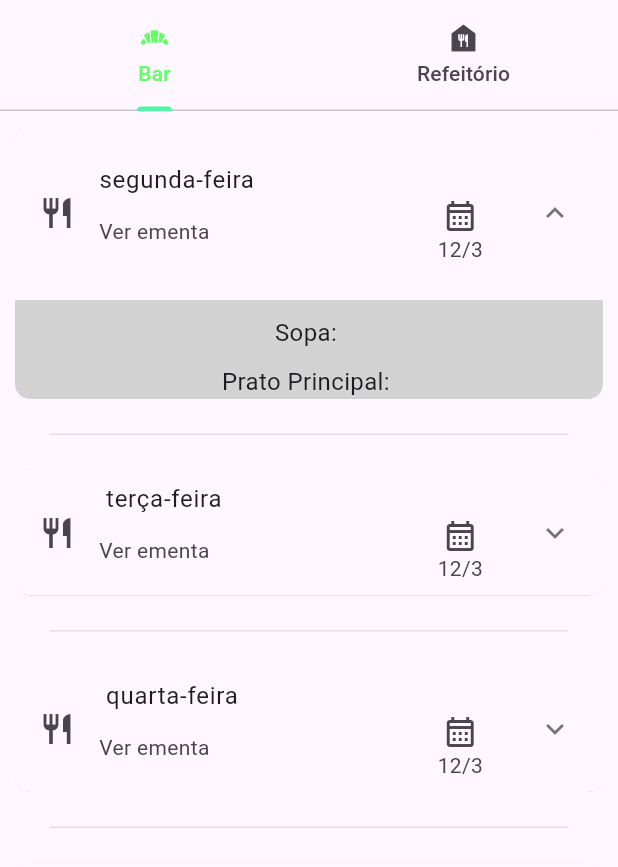
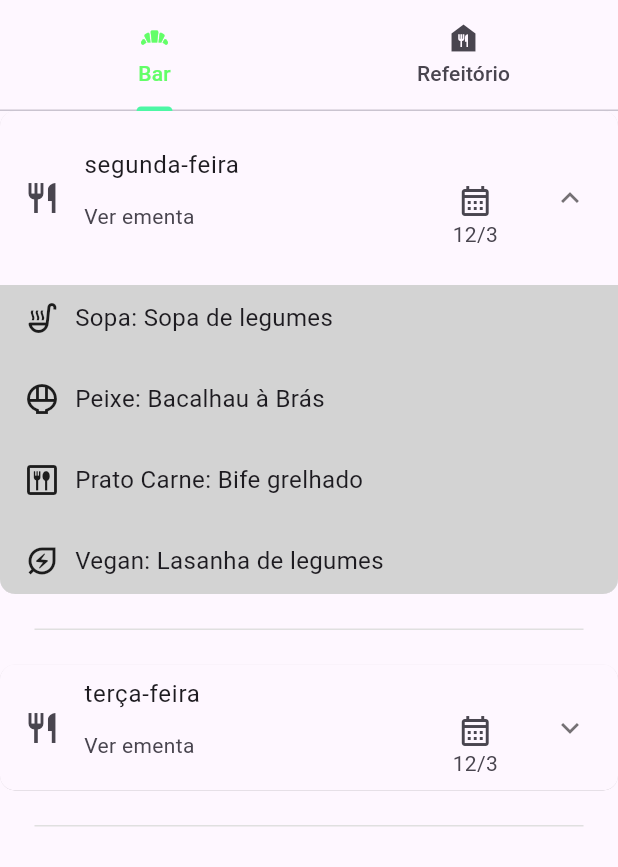
Before and after one commit to ComputacaoMovel2023-Classroom/tp-c_CentralIPS, a Flutter app: the ButtonUI widget shown alone on an empty page, opened directly, after a tap on "segunda-feira", on a phone screen of 412 x 824 dp. Shown: the top 867 px of the screen. Run offline on Flutter 3.47's test engine with Material 2 defaults, Android fonts, the phone set to English and light mode, and no system bars; our stand-ins replace convex_bottom_bar; missing offline and left inert: mobile_scanner; network calls fail.

Commit message:
ementas done

```diff
--- a/CentralIPS/lib/Ementas/BarClass.dart
+++ b/CentralIPS/lib/Ementas/BarClass.dart
@@ -1,10 +1,37 @@
-import 'package:centralips/Ementas/ementasUI.dart';
 import 'package:centralips/Ementas/ementas_list.dart';
 import 'package:flutter/material.dart';
 
 class BarClass extends StatelessWidget {
-  const BarClass({Key? key}) : super(key: key);
+  BarClass({Key? key}) : super(key: key);
 
+  final List<String> sopas = [
+    'Sopa de legumes',
+    'Creme de abóbora',
+    'Caldo verde',
+    'Canja de galinha',
+    'sopa de tomate'
+  ];
+  final List<String> peixes = [
+    'Bacalhau à Brás',
+    'Arroz de marisco',
+    'Salmão grelhado',
+    'Filetes de pescada',
+    'Bacalhau com natas'
+  ];
+  final List<String> carnes = [
+    'Bife grelhado',
+    'Frango assado',
+    'Almôndegas com esparguete',
+    'Lombo de porco',
+    'Bife de peru'
+  ];
+  final List<String> vegetarianos = [
+    'Lasanha de legumes',
+    'Feijoada vegetariana',
+    'Quiche de tofu',
+    'Hambúrguer de grão-de-bico',
+    'Arroz de legumes'
+  ];
   @override
   Widget build(BuildContext context) {
     return
@@ -22,6 +49,10 @@ class BarClass extends StatelessWidget {
           ),
         ],
       ),*/
-        EmentasList();
+        EmentasList(
+            sopas: sopas,
+            peixes: peixes,
+            carnes: carnes,
+            vegetarianos: vegetarianos);
   }
 }
--- a/CentralIPS/lib/Ementas/ButtonsUI.dart
+++ b/CentralIPS/lib/Ementas/ButtonsUI.dart
@@ -39,8 +39,8 @@ class ButtonsUIState extends State<ButtonUI> {
               });
             },
           ),
-          if (_selectedIndex == 0) const BarClass(), //BAR
-          if (_selectedIndex == 1) const RefeitorioClass(), //RESTAURANTE
+          if (_selectedIndex == 0) BarClass(), //BAR
+          if (_selectedIndex == 1) RefeitorioClass(), //RESTAURANTE
         ],
       ),
     );
--- a/CentralIPS/lib/Ementas/RefeitorioClass.dart
+++ b/CentralIPS/lib/Ementas/RefeitorioClass.dart
@@ -1,12 +1,43 @@
-import 'package:centralips/Ementas/ementasUI.dart';
 import 'package:centralips/Ementas/ementas_list.dart';
 import 'package:flutter/material.dart';
 
 class RefeitorioClass extends StatelessWidget {
-  const RefeitorioClass({super.key});
+  RefeitorioClass({super.key});
 
+  final List<String> sopas = [
+    'Sopa de legumes',
+    'Creme de abóbora',
+    'Caldo verde',
+    'Canja de galinha',
+    'sopa de tomate'
+  ];
+  final List<String> peixes = [
+    'Bacalhau à Brás',
+    'Arroz de marisco',
+    'Salmão grelhado',
+    'Filetes de pescada',
+    'Bacalhau com natas'
+  ];
+  final List<String> carnes = [
+    'Bife grelhado',
+    'Frango assado',
+    'Almôndegas com esparguete',
+    'Lombo de porco',
+    'Bife de peru'
+  ];
+  final List<String> vegetarianos = [
+    'Lasanha de legumes',
+    'Feijoada vegetariana',
+    'Quiche de tofu',
+    'Hambúrguer de grão-de-bico',
+    'Arroz de legumes'
+  ];
   @override
   Widget build(BuildContext context) {
-    return EmentasList();
+    return EmentasList(
+        sopas: sopas,
+        peixes: peixes,
+        carnes: carnes,
+        vegetarianos: vegetarianos);
   }
 }
--- a/CentralIPS/lib/Ementas/ementasUI.dart
+++ b/CentralIPS/lib/Ementas/ementasUI.dart
@@ -30,7 +30,7 @@ class EmentasUI extends StatelessWidget {
             margin: EdgeInsets.only(top: 100),
             child: Padding(
               padding: const EdgeInsets.all(20),
-              child: ListView(
+              child: Column(
                 children: const [
                   Text(
                     "Ementas",
--- a/CentralIPS/lib/Ementas/ementas_list.dart
+++ b/CentralIPS/lib/Ementas/ementas_list.dart
@@ -2,24 +2,38 @@ import 'package:centralips/Ementas/ementas_list_item.dart';
 import 'package:flutter/material.dart';
 
 class EmentasList extends StatelessWidget {
-  EmentasList({Key? key}) : super(key: key);
+  EmentasList({
+    Key? key,
+    required this.sopas,
+    required this.peixes,
+    required this.carnes,
+    required this.vegetarianos,
+  }) : super(key: key);
 
-  List<String> weekdays = [
+  final List<String> diassemana = [
     'segunda-feira',
-    ' terça-feira',
-    ' quarta-feira',
+    'terça-feira',
+    'quarta-feira',
     'quinta-feira',
     'sexta-feira'
   ];
-
+  final List<String> sopas;
+  final List<String> peixes;
+  final List<String> carnes;
+  final List<String> vegetarianos;
   @override
   Widget build(BuildContext context) {
     return Padding(
-      padding: const EdgeInsets.all(10),
+      //padding: const EdgeInsets.all(10),
+      padding: const EdgeInsets.all(0),
       child: SizedBox(
-        height: 500, // provide a fixed height
-        child: ListView.separated(
+        height: 500,
+        child: SingleChildScrollView(
           physics: const AlwaysScrollableScrollPhysics(),
+          child: Column(
+            children: [
+              ListView.separated(
+                physics: const NeverScrollableScrollPhysics(),
                 shrinkWrap: true,
                 separatorBuilder: (context, index) {
                   return Padding(
@@ -34,14 +48,27 @@ class EmentasList extends StatelessWidget {
                     ),
                   );
                 },
-          itemCount: 5,
+                itemCount: diassemana.length,
                 itemBuilder: (context, index) {
+                  String sopa = sopas[index];
+                  String peixe = peixes[index];
+                  String carne = carnes[index];
+                  String vegetariano = vegetarianos[index];
+
                   return EmentasListItem(
                     icon: Icons.restaurant,
-              name: weekdays[index],
+                    name: diassemana[index],
                     date: '12/3',
+                    sopa: sopa,
+                    peixe: peixe,
+                    carne: carne,
+                    vegetariano: vegetariano,
                   );
                 },
+              ),
+              SizedBox(height: 80),
+            ],
+          ),
         ),
       ),
     );
--- a/CentralIPS/lib/Ementas/ementas_list_item.dart
+++ b/CentralIPS/lib/Ementas/ementas_list_item.dart
@@ -3,14 +3,21 @@ import 'package:flutter/material.dart';
 class EmentasListItem extends StatefulWidget {
   final IconData icon;
   final String name;
-
   final String date;
+  final String sopa;
+  final String peixe;
+  final String carne;
+  final String vegetariano;
 
   const EmentasListItem({
     Key? key,
     required this.icon,
     required this.name,
     required this.date,
+    required this.sopa,
+    required this.peixe,
+    required this.carne,
+    required this.vegetariano,
   }) : super(key: key);
 
   @override
@@ -66,18 +73,60 @@ class _EmentasListItemState extends State<EmentasListItem> {
                   width: 500,
                   padding: const EdgeInsets.symmetric(horizontal: 16.0),
                   child: Column(
-                    children: const [
+                    children: [
                       SizedBox(height: 10),
-                      Text(
-                        'Sopa: ',
-                        style: TextStyle(fontSize: 16),
-                        textAlign: TextAlign.left,
+                      Row(
+                        children: [
+                          Icon(Icons.soup_kitchen_outlined),
+                          SizedBox(width: 10),
+                          Expanded(
+                            child: Text(
+                              'Sopa: ${widget.sopa}',
+                              style: TextStyle(fontSize: 16),
+                            ),
+                          ),
+                        ],
+                      ),
+                      SizedBox(height: 30),
+                      Row(
+                        children: [
+                          Icon(Icons.rice_bowl_outlined),
+                          SizedBox(width: 10),
+                          Expanded(
+                            child: Text(
+                              'Peixe: ${widget.peixe}',
+                              style: TextStyle(fontSize: 16),
+                            ),
+                          ),
+                        ],
+                      ),
+                      SizedBox(height: 30),
+                      Row(
+                        children: [
+                          Icon(Icons.dining_outlined),
+                          SizedBox(width: 10),
+                          Expanded(
+                            child: Text(
+                              'Prato Carne: ${widget.carne}',
+                              style: TextStyle(fontSize: 16),
+                            ),
+                          ),
+                        ],
+                      ),
+                      SizedBox(height: 30),
+                      Row(
+                        children: [
+                          Icon(Icons.energy_savings_leaf_outlined),
+                          SizedBox(width: 10),
+                          Expanded(
+                            child: Text(
+                              'Vegan: ${widget.vegetariano}',
+                              style: TextStyle(fontSize: 16),
+                            ),
+                          ),
+                        ],
                       ),
                       SizedBox(height: 10),
-                      Text(
-                        'Prato Principal: ',
-                        style: TextStyle(fontSize: 16),
-                      ),
                     ],
                   ),
                 ),
```
Lines whose indentation alone changed are shown as unchanged.
